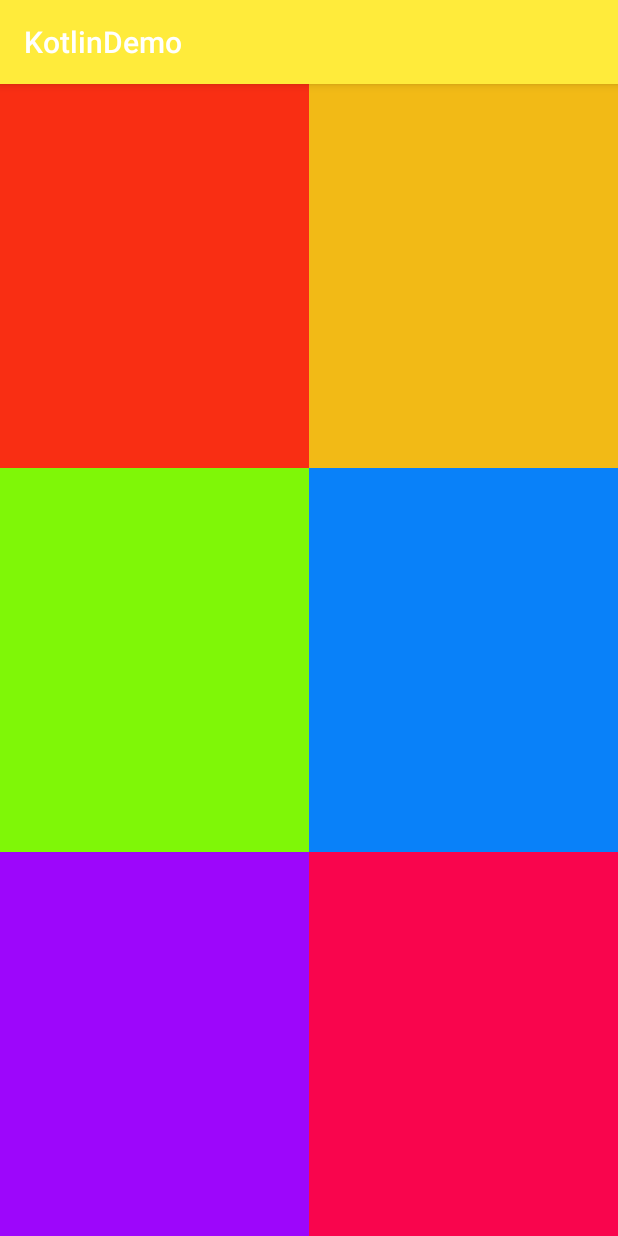
After one commit to dongzhouT/kotlinDemo, an Android app: the DragListenerActivity screen opened directly, with no data from a screen before it, on a phone screen of 412 x 824 dp. The commit adds this screen. Run offline under Robolectric (Android 15) with nearby library versions, the phone set to English and light mode, and no system bars; network calls fail.

Commit message:
拖拽API实践

```diff
--- a/app/src/main/java/com/example/kotlindemo/WelcomeActivity.kt
+++ b/app/src/main/java/com/example/kotlindemo/WelcomeActivity.kt
@@ -6,6 +6,7 @@ import android.os.Bundle
 import android.view.View
 import com.example.kotlindemo.animator.AnimDemoActivity
 import com.example.kotlindemo.customLayout.TagLayoutDemoActivity
+import com.example.kotlindemo.drag.DragDemoActivity
 import com.example.kotlindemo.drawable.DrawableDemoActivity
 import com.example.kotlindemo.drawable.HandleActivity
 import com.example.kotlindemo.handler.HandlerDemoActivity
@@ -88,4 +89,9 @@ class WelcomeActivity : AppCompatActivity(), View.OnClickListener {
     fun onClickMultiTouch(view: View) {
         startActivity(Intent(this, MultiTouchDemoActivity::class.java))
     }
+
+    fun onClickDragDemo(view: View) {
+        startActivity(Intent(this, DragDemoActivity::class.java))
+
+    }
 }
--- /dev/null
+++ b/app/src/main/java/com/example/kotlindemo/drag/DragListenerActivity.kt
@@ -0,0 +1,13 @@
+package com.example.kotlindemo.drag
+
+import androidx.appcompat.app.AppCompatActivity
+import android.os.Bundle
+import com.example.kotlindemo.R
+
+class DragListenerActivity : AppCompatActivity() {
+
+    override fun onCreate(savedInstanceState: Bundle?) {
+        super.onCreate(savedInstanceState)
+        setContentView(R.layout.activity_drag_listener)
+    }
+}
--- /dev/null
+++ b/app/src/main/java/com/example/kotlindemo/drag/DragListenerGridView.kt
@@ -0,0 +1,101 @@
+package com.example.kotlindemo.drag
+
+import android.content.Context
+import android.util.AttributeSet
+import android.view.DragEvent
+import android.view.View
+import android.view.ViewGroup
+import androidx.core.view.children
+
+class DragListenerGridView(context: Context?, attrs: AttributeSet?) : ViewGroup(context, attrs) {
+    val COLUMNS = 2
+    val ROWS = 3
+    private var targetView: View? = null
+    val onLongListener = OnLongClickListener { v ->
+        targetView = v
+        v.startDrag(null, DragShadowBuilder(v), v, 0)
+        false
+    }
+    private var orderedChildren = mutableListOf<View>()
+
+    override fun onMeasure(widthMeasureSpec: Int, heightMeasureSpec: Int) {
+        var specWidth = MeasureSpec.getSize(widthMeasureSpec)
+        var specHeight = MeasureSpec.getSize(heightMeasureSpec)
+        var childWidth = specWidth / COLUMNS
+        var childHeight = specHeight / ROWS
+        measureChildren(MeasureSpec.makeMeasureSpec(childWidth, MeasureSpec.EXACTLY),
+                MeasureSpec.makeMeasureSpec(childHeight, MeasureSpec.EXACTLY))
+        setMeasuredDimension(specWidth, specHeight)
+    }
+
+    override fun onLayout(changed: Boolean, l: Int, t: Int, r: Int, b: Int) {
+        var childLeft: Int
+        var childTop: Int
+        var childWidth: Int = width / COLUMNS
+        var childHeight: Int = height / ROWS
+        for ((index, child) in children.withIndex()) {
+            orderedChildren.add(child)
+            childLeft = index % 2 * childWidth
+            childTop = index / 2 * childHeight
+            child.layout(0, 0, childWidth, childHeight)
+            child.translationX = childLeft.toFloat()
+            child.translationY = childTop.toFloat()
+        }
+    }
+
+    override fun onFinishInflate() {
+        super.onFinishInflate()
+        for ((index, child) in children.withIndex()) {
+            child.setOnLongClickListener(onLongListener)
+            child.setOnDragListener(MyDragListener())
+        }
+    }
+
+    private inner class MyDragListener : OnDragListener {
+        override fun onDrag(v: View, event: DragEvent): Boolean {
+            when (event.action) {
+                DragEvent.ACTION_DRAG_STARTED -> {
+                    if (v === targetView) {
+                        v.visibility = View.INVISIBLE
+                    }
+                }
+                DragEvent.ACTION_DRAG_ENTERED -> {
+                    if (v !== targetView)
+                        sort(v)
+                }
+                DragEvent.ACTION_DRAG_ENDED -> {
+                    if (v === targetView) {
+                        v.visibility = visibility
+                    }
+                }
+            }
+            return true
+
+        }
+    }
+
+    private fun sort(v: View) {
+        var targetIndex = -1
+        var thisIndex = -1
+        for ((index, child) in orderedChildren.withIndex()) {
+            if (child === targetView) {
+                targetIndex = index
+            } else if (v === child) {
+                thisIndex = index
+            }
+        }
+        println("sortIndex=$targetIndex,$thisIndex")
+        orderedChildren.removeAt(targetIndex)
+        orderedChildren.add(thisIndex, targetView!!)
+        var childLeft: Int
+        var childTop: Int
+        var childWidth: Int = width / COLUMNS
+        var childHeight: Int = height / ROWS
+        for ((index, child) in orderedChildren.withIndex()) {
+            childLeft = index % 2 * childWidth
+            childTop = index / 2 * childHeight
+            child.animate().translationX(childLeft.toFloat())
+                    .translationY(childTop.toFloat())
+        }
+    }
+}
--- /dev/null
+++ b/app/src/main/res/layout/activity_drag_listener.xml
@@ -0,0 +1,39 @@
+<?xml version="1.0" encoding="utf-8"?>
+<com.example.kotlindemo.drag.DragListenerGridView xmlns:android="http://schemas.android.com/apk/res/android"
+    xmlns:app="http://schemas.android.com/apk/res-auto"
+    xmlns:tools="http://schemas.android.com/tools"
+    android:layout_width="match_parent"
+    android:layout_height="match_parent"
+    tools:context=".drag.DragDemoActivity">
+
+    <View
+        android:layout_width="wrap_content"
+        android:layout_height="wrap_content"
+        android:background="#F92E13" />
+
+    <View
+        android:layout_width="wrap_content"
+        android:layout_height="wrap_content"
+        android:background="#F2BA16" />
+
+    <View
+        android:layout_width="wrap_content"
+        android:layout_height="wrap_content"
+        android:background="#7FF707" />
+
+    <View
+        android:layout_width="wrap_content"
+        android:layout_height="wrap_content"
+        android:background="#0981F9" />
+
+    <View
+        android:layout_width="wrap_content"
+        android:layout_height="wrap_content"
+        android:background="#9D06FB" />
+
+    <View
+        android:layout_width="wrap_content"
+        android:layout_height="wrap_content"
+        android:background="#F9054D" />
+
+</com.example.kotlindemo.drag.DragListenerGridView>
--- a/app/src/main/res/layout/activity_welcome.xml
+++ b/app/src/main/res/layout/activity_welcome.xml
@@ -91,5 +91,10 @@
             android:layout_height="wrap_content"
             android:onClick="onClickMultiTouch"
             android:text="MultiTouchDemo" />
+        <Button
+            android:layout_width="match_parent"
+            android:layout_height="wrap_content"
+            android:onClick="onClickDragDemo"
+            android:text="DragDemo" />
     </LinearLayout>
 </ScrollView>
```
Also changed, not shown: app/src/main/AndroidManifest.xml (+6 -1 lines), app/src/main/java/com/example/kotlindemo/drag/DragDemoActivity.kt (added, +35 -0 lines), app/src/main/java/com/example/kotlindemo/drag/DragHelperActivity.kt (added, +13 -0 lines), app/src/main/java/com/example/kotlindemo/drag/DragHelperGridView.kt (added, +84 -0 lines), app/src/main/java/com/example/kotlindemo/drag/DragHelperGridView2.kt (added, +84 -0 lines), app/src/main/java/com/example/kotlindemo/drag/DragToCollectActivity.kt (added, +13 -0 lines), app/src/main/java/com/example/kotlindemo/drag/DragToCollectLayout.kt (added, +37 -0 lines), app/src/main/java/com/example/kotlindemo/drag/DragUpDownActivity.kt (added, +13 -0 lines), app/src/main/java/com/example/kotlindemo/drag/DragUpDownLayout.kt (added, +65 -0 lines), app/src/main/res/layout/activity_drag_demo.xml (added, +33 -0 lines), app/src/main/res/layout/activity_drag_helper.xml (added, +39 -0 lines), app/src/main/res/layout/activity_drag_to_collect.xml (added, +33 -0 lines), app/src/main/res/layout/activity_drag_up_down.xml (added, +22 -0 lines), 1 other file.
